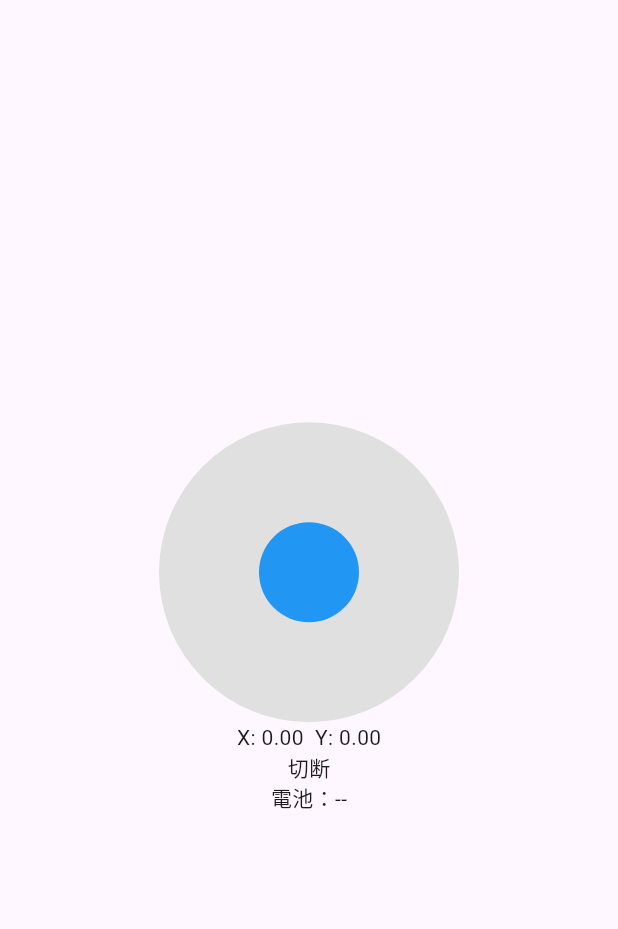
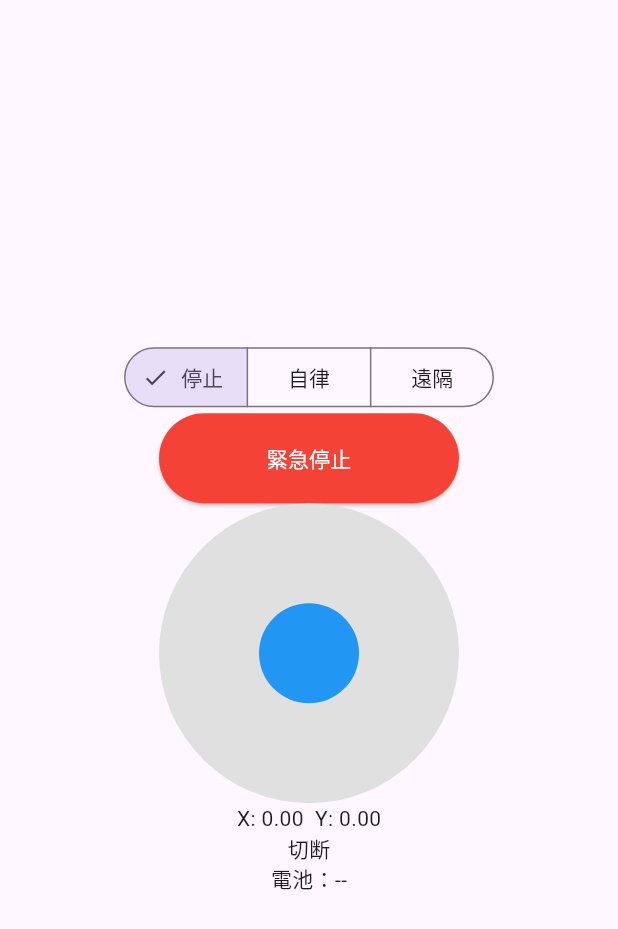
Before and after one commit to yuba-k/Fes2026, a Flutter app: the screen it shows after launch, on a phone screen of 412 x 824 dp. Shown: the top 929 px of the screen. Run offline on Flutter 3.47's test engine with Material 3 defaults, Android fonts, the light colour scheme and no system bars.

Commit message:
ControlPageにモード選択用のセグメントボタンと緊急停止ボタンを追加

```diff
--- a/panel/lib/screens/control_screen.dart
+++ b/panel/lib/screens/control_screen.dart
@@ -20,7 +20,6 @@ class _ControlPageState extends State<ControlPage> {
   @override
   void initState() {
     super.initState();
-    _state.mode = Mode.remote;
     _link = RobotLink(_state);
     _link.start("127.0.0.1", 8888);
 
@@ -39,6 +38,32 @@ class _ControlPageState extends State<ControlPage> {
         child: Column(
           mainAxisSize: MainAxisSize.min,
           children: [
+            SegmentedButton(
+              segments: [
+                ButtonSegment(value: Mode.stop, label:Text("停止")),
+                ButtonSegment(value: Mode.auto, label:Text("自律")),
+                ButtonSegment(value: Mode.remote, label:Text("遠隔")),
+              ],
+              selected: {_state.mode},
+              onSelectionChanged: (set){
+                setState(() {
+                  _state.setMode(set.first);
+                });
+              },
+            ),
+            ElevatedButton(
+              style: ElevatedButton.styleFrom(
+                backgroundColor: Colors.red,
+                foregroundColor: Colors.white,
+                minimumSize: const Size(200, 60),
+              ),
+              onPressed: () {
+                setState(() {
+                  _state.stop();
+                });
+              },
+              child: const Text("緊急停止"),
+            ),
             Joystick(
               size: 200,
               onChanged: (x, y) {
```
Also changed, not shown: panel/lib/control_state.dart (+16 -2 lines).
